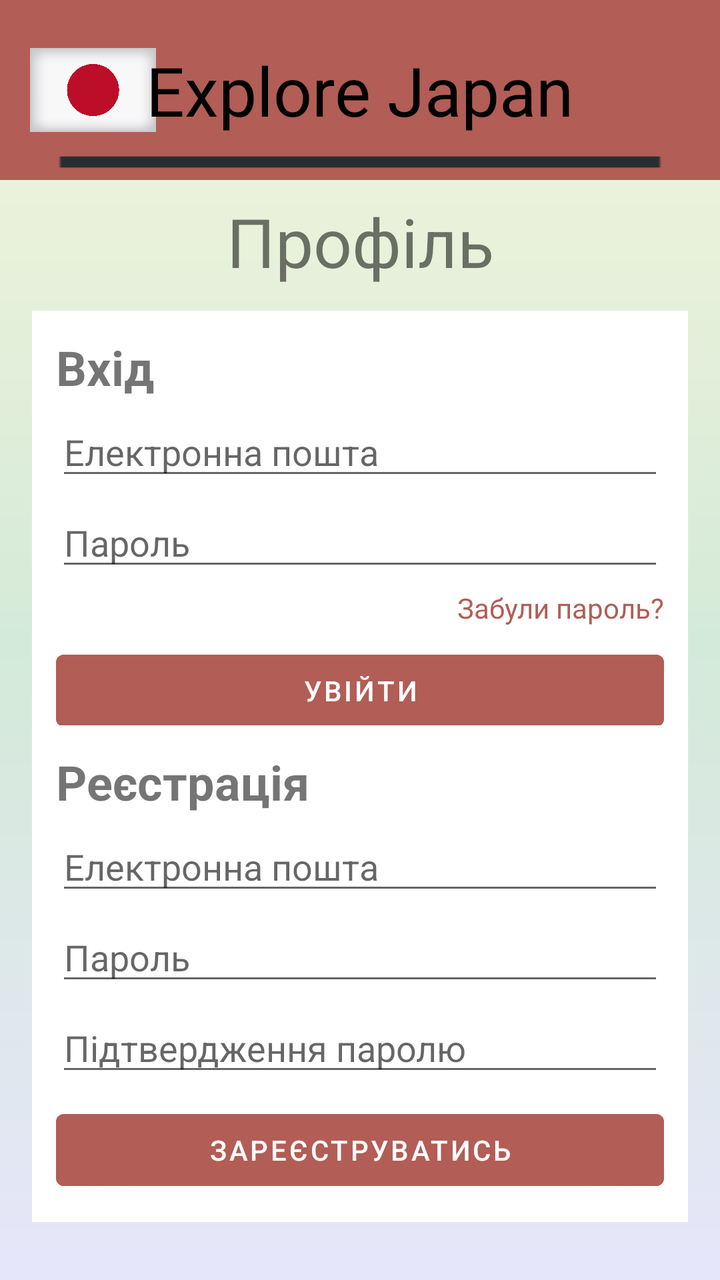
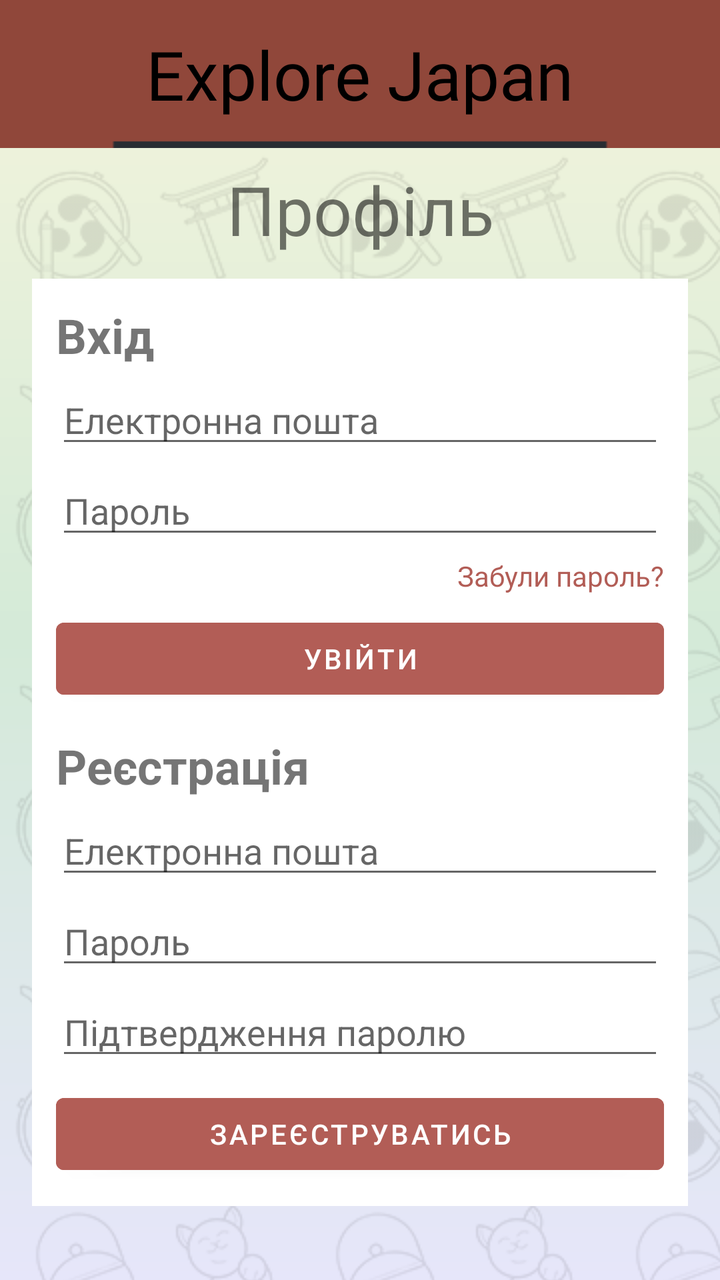

Screens rendered from an Android XML layout before and after an edit, with the pre-edit source and the edit as a unified diff.
<!-- AndroidManifest.xml: application theme Theme.ExploreJapanApp -->
<!-- res/layout/fragment__profile.xml -->
<?xml version="1.0" encoding="utf-8"?>
<androidx.constraintlayout.widget.ConstraintLayout xmlns:android="http://schemas.android.com/apk/res/android"
    xmlns:app="http://schemas.android.com/apk/res-auto"
    xmlns:tools="http://schemas.android.com/tools"
    android:layout_width="match_parent"
    android:layout_height="match_parent"
    android:background="@drawable/gradient_background"
    android:orientation="vertical">

    
    <androidx.constraintlayout.widget.ConstraintLayout
        android:id="@+id/header"
        android:layout_width="match_parent"
        android:layout_height="90dp"
        android:background="@color/lightred"
        app:layout_constraintTop_toTopOf="parent"
        tools:layout_editor_absoluteX="0dp">

        <ImageView
            android:id="@+id/top_line"
            android:layout_width="200dp"
            android:layout_height="wrap_content"
            android:layout_marginTop="72dp"
            android:scaleX="5"
            android:scaleY="1"
            android:src="@drawable/horizontal_line"
            app:layout_constraintBottom_toBottomOf="parent"
            app:layout_constraintEnd_toEndOf="parent"
            app:layout_constraintStart_toStartOf="parent"
            app:layout_constraintTop_toTopOf="parent" />

        <ImageView
            android:id="@+id/flag_japan"
            android:layout_width="63dp"
            android:layout_height="42dp"
            android:layout_marginStart="15dp"
            android:contentDescription="@string/hint_flag"
            android:src="@drawable/japanflag"
            app:layout_constraintBottom_toBottomOf="parent"
            app:layout_constraintStart_toStartOf="parent"
            app:layout_constraintTop_toTopOf="parent" />

        <TextView
            android:id="@+id/Title"
            android:layout_width="wrap_content"
            android:layout_height="wrap_content"
            android:fontFamily="@font/fjord_one"
            android:gravity="center_vertical"
            android:text="@string/app_name"
            android:textColor="@color/black"
            android:textSize="34sp"
            app:layout_constraintBottom_toBottomOf="parent"
            app:layout_constraintEnd_toEndOf="parent"
            app:layout_constraintStart_toStartOf="parent"
            app:layout_constraintTop_toTopOf="parent" />
    </androidx.constraintlayout.widget.ConstraintLayout>

    
    <TextView
        android:id="@+id/profile_title"
        android:layout_width="wrap_content"
        android:layout_height="wrap_content"
        android:layout_marginTop="8dp"
        android:text="@string/profile"
        android:textSize="34sp"
        app:layout_constraintEnd_toEndOf="parent"
        app:layout_constraintStart_toStartOf="parent"
        app:layout_constraintTop_toBottomOf="@+id/header" />

    
    <EditText
        android:id="@+id/new_email"
        android:layout_width="0dp"
        android:layout_height="wrap_content"
        android:layout_marginTop="16dp"
        android:layout_marginStart="16dp"
        android:layout_marginEnd="16dp"
        android:hint="@string/new_email"
        android:inputType="textEmailAddress"
        android:visibility="gone"
        app:layout_constraintEnd_toEndOf="parent"
        app:layout_constraintStart_toStartOf="parent"
        app:layout_constraintTop_toBottomOf="@+id/profile_title" />

    
    <Button
        android:id="@+id/update_email_button"
        android:layout_width="0dp"
        android:layout_height="wrap_content"
        android:layout_marginTop="8dp"
        android:layout_marginStart="16dp"
        android:layout_marginEnd="16dp"
        android:backgroundTint="@color/lightred"
        android:text="@string/button_update_email"
        android:visibility="gone"
        app:layout_constraintEnd_toEndOf="parent"
        app:layout_constraintStart_toStartOf="parent"
        app:layout_constraintTop_toBottomOf="@+id/new_email" />

    
    <EditText
        android:id="@+id/new_password"
        android:layout_width="0dp"
        android:layout_height="wrap_content"
        android:layout_marginTop="8dp"
        android:layout_marginStart="16dp"
        android:layout_marginEnd="16dp"
        android:hint="@string/new_password"
        android:inputType="textPassword"
        android:visibility="gone"
        app:layout_constraintEnd_toEndOf="parent"
        app:layout_constraintStart_toStartOf="parent"
        app:layout_constraintTop_toBottomOf="@+id/update_email_button" />

    
    <EditText
        android:id="@+id/confirm_new_password"
        android:layout_width="0dp"
        android:layout_height="wrap_content"
        android:layout_marginTop="8dp"
        android:layout_marginStart="16dp"
        android:layout_marginEnd="16dp"
        android:hint="@string/confirm_new_password"
        android:inputType="textPassword"
        android:visibility="gone"
        app:layout_constraintEnd_toEndOf="parent"
        app:layout_constraintStart_toStartOf="parent"
        app:layout_constraintTop_toBottomOf="@+id/new_password" />

    
    <Button
        android:id="@+id/update_password_button"
        android:layout_width="0dp"
        android:layout_height="wrap_content"
        android:layout_marginTop="8dp"
        android:layout_marginStart="16dp"
        android:layout_marginEnd="16dp"
        android:backgroundTint="@color/lightred"
        android:text="@string/button_update_password"
        android:visibility="gone"
        app:layout_constraintEnd_toEndOf="parent"
        app:layout_constraintStart_toStartOf="parent"
        app:layout_constraintTop_toBottomOf="@+id/confirm_new_password" />

    
    <Button
        android:id="@+id/logout_button"
        android:layout_width="0dp"
        android:layout_height="wrap_content"
        android:layout_marginTop="8dp"
        android:layout_marginStart="16dp"
        android:layout_marginEnd="16dp"
        android:backgroundTint="@color/lightred"
        android:text="@string/button_logout"
        android:visibility="gone"
        app:layout_constraintEnd_toEndOf="parent"
        app:layout_constraintStart_toStartOf="parent"
        app:layout_constraintTop_toBottomOf="@+id/update_password_button" />

    
    <Button
        android:id="@+id/delete_account_button"
        android:layout_width="0dp"
        android:layout_height="wrap_content"
        android:layout_marginTop="8dp"
        android:layout_marginStart="16dp"
        android:layout_marginEnd="16dp"
        android:backgroundTint="@color/lightred"
        android:text="@string/button_delete_account"
        android:visibility="gone"
        app:layout_constraintEnd_toEndOf="parent"
        app:layout_constraintStart_toStartOf="parent"
        app:layout_constraintTop_toBottomOf="@+id/logout_button" />

    
    <androidx.constraintlayout.widget.ConstraintLayout
        android:id="@+id/login_container"
        android:layout_width="0dp"
        android:layout_height="wrap_content"
        android:layout_marginTop="12dp"
        android:layout_marginStart="16dp"
        android:layout_marginEnd="16dp"
        android:background="@android:color/white"
        android:padding="12dp"
        app:layout_constraintEnd_toEndOf="parent"
        app:layout_constraintStart_toStartOf="parent"
        app:layout_constraintTop_toBottomOf="@+id/delete_account_button">

        <TextView
            android:id="@+id/login_title"
            android:layout_width="wrap_content"
            android:layout_height="wrap_content"
            android:text="@string/login"
            android:textSize="24sp"
            android:textStyle="bold"
            app:layout_constraintStart_toStartOf="parent"
            app:layout_constraintTop_toTopOf="parent" />

        <EditText
            android:id="@+id/login_email"
            android:layout_width="0dp"
            android:layout_height="wrap_content"
            android:layout_marginTop="4dp"
            android:hint="@string/email"
            android:inputType="textEmailAddress"
            app:layout_constraintEnd_toEndOf="parent"
            app:layout_constraintStart_toStartOf="parent"
            app:layout_constraintTop_toBottomOf="@+id/login_title" />

        <EditText
            android:id="@+id/login_password"
            android:layout_width="0dp"
            android:layout_height="wrap_content"
            android:layout_marginTop="4dp"
            android:hint="@string/password"
            android:inputType="textPassword"
            app:layout_constraintEnd_toEndOf="parent"
            app:layout_constraintStart_toStartOf="parent"
            app:layout_constraintTop_toBottomOf="@+id/login_email" />

        
        <TextView
            android:id="@+id/forgot_password"
            android:layout_width="wrap_content"
            android:layout_height="wrap_content"
            android:layout_marginTop="4dp"
            android:text="@string/forgot_password"
            android:textColor="@color/lightred"
            android:textSize="14sp"
            app:layout_constraintEnd_toEndOf="parent"
            app:layout_constraintTop_toBottomOf="@+id/login_password" />

        <Button
            android:id="@+id/login_button"
            android:layout_width="0dp"
            android:layout_height="wrap_content"
            android:layout_marginTop="8dp"
            android:backgroundTint="@color/lightred"
            android:text="@string/button_login"
            app:layout_constraintEnd_toEndOf="parent"
            app:layout_constraintStart_toStartOf="parent"
            app:layout_constraintTop_toBottomOf="@+id/forgot_password" />
    </androidx.constraintlayout.widget.ConstraintLayout>

    
    <androidx.constraintlayout.widget.ConstraintLayout
        android:id="@+id/register_container"
        android:layout_width="0dp"
        android:layout_height="wrap_content"
        android:layout_marginTop="8dp"
        android:layout_marginStart="16dp"
        android:layout_marginEnd="16dp"
        android:layout_marginBottom="56dp"
        android:background="@android:color/white"
        android:padding="12dp"
        app:layout_constraintBottom_toBottomOf="parent"
        app:layout_constraintEnd_toEndOf="parent"
        app:layout_constraintStart_toStartOf="parent"
        app:layout_constraintTop_toBottomOf="@+id/login_container">

        <TextView
            android:id="@+id/register_title"
            android:layout_width="wrap_content"
            android:layout_height="wrap_content"
            android:text="@string/registration"
            android:textSize="24sp"
            android:textStyle="bold"
            app:layout_constraintStart_toStartOf="parent"
            app:layout_constraintTop_toTopOf="parent" />

        <EditText
            android:id="@+id/register_email"
            android:layout_width="0dp"
            android:layout_height="wrap_content"
            android:layout_marginTop="4dp"
            android:hint="@string/email"
            android:inputType="textEmailAddress"
            app:layout_constraintEnd_toEndOf="parent"
            app:layout_constraintStart_toStartOf="parent"
            app:layout_constraintTop_toBottomOf="@+id/register_title" />

        <EditText
            android:id="@+id/register_password"
            android:layout_width="0dp"
            android:layout_height="wrap_content"
            android:layout_marginTop="4dp"
            android:hint="@string/password"
            android:inputType="textPassword"
            app:layout_constraintEnd_toEndOf="parent"
            app:layout_constraintStart_toStartOf="parent"
            app:layout_constraintTop_toBottomOf="@+id/register_email" />

        <EditText
            android:id="@+id/register_confirm_password"
            android:layout_width="0dp"
            android:layout_height="wrap_content"
            android:layout_marginTop="4dp"
            android:hint="@string/confirm_password"
            android:inputType="textPassword"
            app:layout_constraintEnd_toEndOf="parent"
            app:layout_constraintStart_toStartOf="parent"
            app:layout_constraintTop_toBottomOf="@+id/register_password" />

        <Button
            android:id="@+id/register_button"
            android:layout_width="0dp"
            android:layout_height="wrap_content"
            android:layout_marginTop="8dp"
            android:backgroundTint="@color/lightred"
            android:text="@string/button_registration"
            app:layout_constraintEnd_toEndOf="parent"
            app:layout_constraintStart_toStartOf="parent"
            app:layout_constraintTop_toBottomOf="@+id/register_confirm_password" />
    </androidx.constraintlayout.widget.ConstraintLayout>

</androidx.constraintlayout.widget.ConstraintLayout>
<!-- resources referenced by this layout -->
<resources>
  <color name="black">#FF000000</color>
  <color name="lightred">#B25D56</color>
  <!-- drawable gradient_background (drawable) -->
  <?xml version="1.0" encoding="utf-8"?>
  <shape xmlns:android="http://schemas.android.com/apk/res/android">
      <gradient
          android:startColor="@color/cream_washi"
      android:centerColor="@color/pastel_green_tea"
      android:endColor="@color/lavender"
      android:angle="145" />
  </shape>
  <!-- drawable horizontal_line: png bitmap (drawable, 2576 bytes) -->
  <!-- drawable japanflag: png bitmap (drawable, 423230 bytes) -->
  <string name="app_name">Explore Japan</string>
  <string name="button_delete_account">Видалити акаунт</string>
  <string name="button_login">Увійти</string>
  <string name="button_logout">Вийти</string>
  <string name="button_registration">Зареєструватись</string>
  <string name="button_update_email">Оновити пошту</string>
  <string name="button_update_password">Оновити пароль</string>
  <string name="confirm_new_password">Підтвердіть новий пароль</string>
  <string name="confirm_password">Підтвердження паролю</string>
  <string name="email">Електронна пошта</string>
  <string name="forgot_password">Забули пароль?</string>
  <string name="hint_flag">flag_photo</string>
  <string name="login">Вхід</string>
  <string name="new_email">Нова пошта</string>
  <string name="new_password">Новий пароль</string>
  <string name="password">Пароль</string>
  <string name="profile">Профіль</string>
  <string name="registration">Реєстрація</string>
  <style name="Theme.ExploreJapanApp" parent="Theme.MaterialComponents.Light.NoActionBar">
          <item name="colorPrimary">@color/black</item>
          <item name="colorSecondary">@color/black</item>
          <item name="colorOnPrimary">@android:color/white</item>
          <item name="colorOnSecondary">@android:color/white</item>
          <item name="android:statusBarColor">@color/black</item>
      </style>
  <color name="cream_washi">#F5F5DC</color>
  <color name="pastel_green_tea">#D4EAD8</color>
  <color name="lavender">#E6E6FA</color>
</resources>

<!-- the commit's change to res/layout/fragment__profile.xml (unified diff, before → after) -->
@@ -11,8 +11,8 @@
     <androidx.constraintlayout.widget.ConstraintLayout
         android:id="@+id/header"
         android:layout_width="match_parent"
-        android:layout_height="90dp"
-        android:background="@color/lightred"
+        android:layout_height="74dp"
+        android:background="@color/grad3"
         app:layout_constraintTop_toTopOf="parent"
         tools:layout_editor_absoluteX="0dp">
 
@@ -26,17 +26,6 @@
             android:src="@drawable/horizontal_line"
             app:layout_constraintBottom_toBottomOf="parent"
             app:layout_constraintEnd_toEndOf="parent"
-            app:layout_constraintStart_toStartOf="parent"
-            app:layout_constraintTop_toTopOf="parent" />
-
-        <ImageView
-            android:id="@+id/flag_japan"
-            android:layout_width="63dp"
-            android:layout_height="42dp"
-            android:layout_marginStart="15dp"
-            android:contentDescription="@string/hint_flag"
-            android:src="@drawable/japanflag"
-            app:layout_constraintBottom_toBottomOf="parent"
             app:layout_constraintStart_toStartOf="parent"
             app:layout_constraintTop_toTopOf="parent" />
 
<!-- resource entries referenced after the edit -->
@@ -1,18 +1,30 @@
 <!-- resources referenced by this layout -->
 <resources>
   <color name="black">#FF000000</color>
+  <color name="grad3">#90473A</color>
   <color name="lightred">#B25D56</color>
   <!-- drawable gradient_background (drawable) -->
   <?xml version="1.0" encoding="utf-8"?>
-  <shape xmlns:android="http://schemas.android.com/apk/res/android">
-      <gradient
-          android:startColor="@color/cream_washi"
-      android:centerColor="@color/pastel_green_tea"
-      android:endColor="@color/lavender"
-      android:angle="145" />
-  </shape>
+  <layer-list xmlns:android="http://schemas.android.com/apk/res/android">
+      
+      <item>
+          <shape>
+              <gradient
+                  android:startColor="@color/cream_washi"
+                  android:centerColor="@color/pastel_green_tea"
+                  android:endColor="@color/lavender"
+                  android:angle="145" />
+          </shape>
+      </item>
+      
+      <item>
+          <bitmap
+              android:src="@drawable/icons"
+              android:tileMode="repeat"
+              android:alpha="0.1" />
+      </item>
+  </layer-list>
   <!-- drawable horizontal_line: png bitmap (drawable, 2576 bytes) -->
-  <!-- drawable japanflag: png bitmap (drawable, 423230 bytes) -->
   <string name="app_name">Explore Japan</string>
   <string name="button_delete_account">Видалити акаунт</string>
   <string name="button_login">Увійти</string>
@@ -24,7 +36,6 @@
   <string name="confirm_password">Підтвердження паролю</string>
   <string name="email">Електронна пошта</string>
   <string name="forgot_password">Забули пароль?</string>
-  <string name="hint_flag">flag_photo</string>
   <string name="login">Вхід</string>
   <string name="new_email">Нова пошта</string>
   <string name="new_password">Новий пароль</string>
@@ -41,5 +52,6 @@
   <color name="cream_washi">#F5F5DC</color>
   <color name="pastel_green_tea">#D4EAD8</color>
   <color name="lavender">#E6E6FA</color>
+  <!-- drawable icons: png bitmap (drawable, 9928 bytes) -->
 </resources>
 
